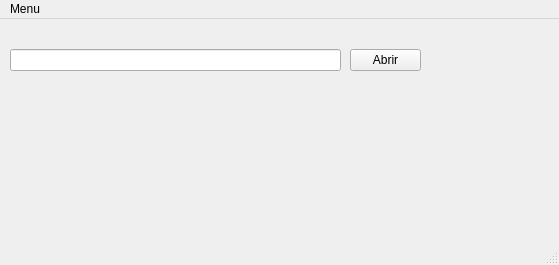
Old version of the form ppcc/mainwindow.ui in the repository ErnestoVivas/Multiconsult-ppcc.
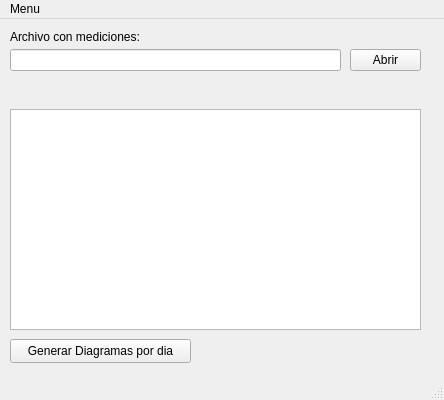
New version of the form.

Diff of the .ui file:
```diff
--- a/ppcc/mainwindow.ui
+++ b/ppcc/mainwindow.ui
@@ -6,8 +6,8 @@
    <rect>
     <x>0</x>
     <y>0</y>
-    <width>559</width>
-    <height>265</height>
+    <width>444</width>
+    <height>400</height>
    </rect>
   </property>
   <property name="windowTitle">
@@ -37,13 +37,49 @@
      </rect>
     </property>
    </widget>
+   <widget class="QLabel" name="label">
+    <property name="geometry">
+     <rect>
+      <x>10</x>
+      <y>10</y>
+      <width>141</width>
+      <height>16</height>
+     </rect>
+    </property>
+    <property name="text">
+     <string>Archivo con mediciones:</string>
+    </property>
+   </widget>
+   <widget class="QPushButton" name="buttonGenerateDiagrams">
+    <property name="geometry">
+     <rect>
+      <x>10</x>
+      <y>320</y>
+      <width>181</width>
+      <height>24</height>
+     </rect>
+    </property>
+    <property name="text">
+     <string>Generar Diagramas por dia</string>
+    </property>
+   </widget>
+   <widget class="QTextEdit" name="textEditDisplaySheet">
+    <property name="geometry">
+     <rect>
+      <x>10</x>
+      <y>90</y>
+      <width>411</width>
+      <height>221</height>
+     </rect>
+    </property>
+   </widget>
   </widget>
   <widget class="QMenuBar" name="menubar">
    <property name="geometry">
     <rect>
      <x>0</x>
      <y>0</y>
-     <width>559</width>
+     <width>444</width>
      <height>22</height>
     </rect>
    </property>
```
